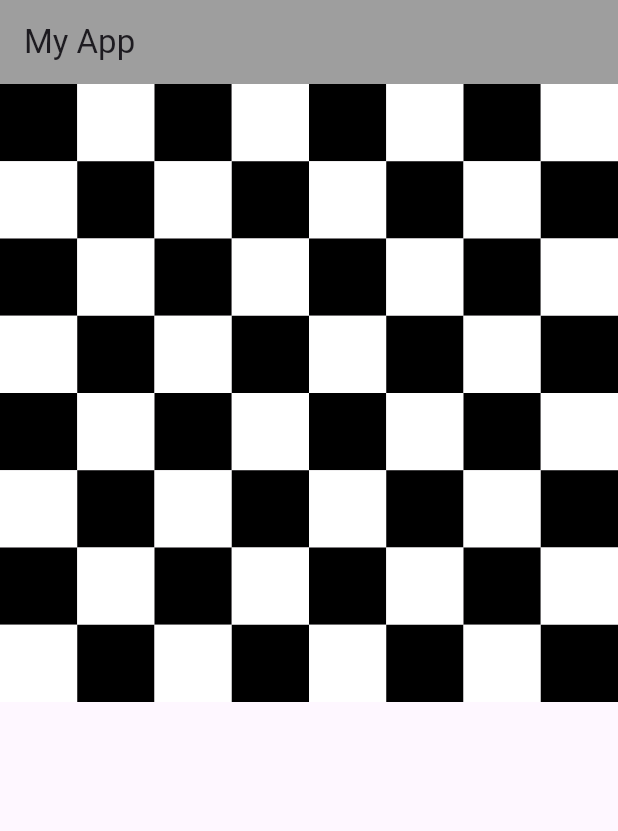
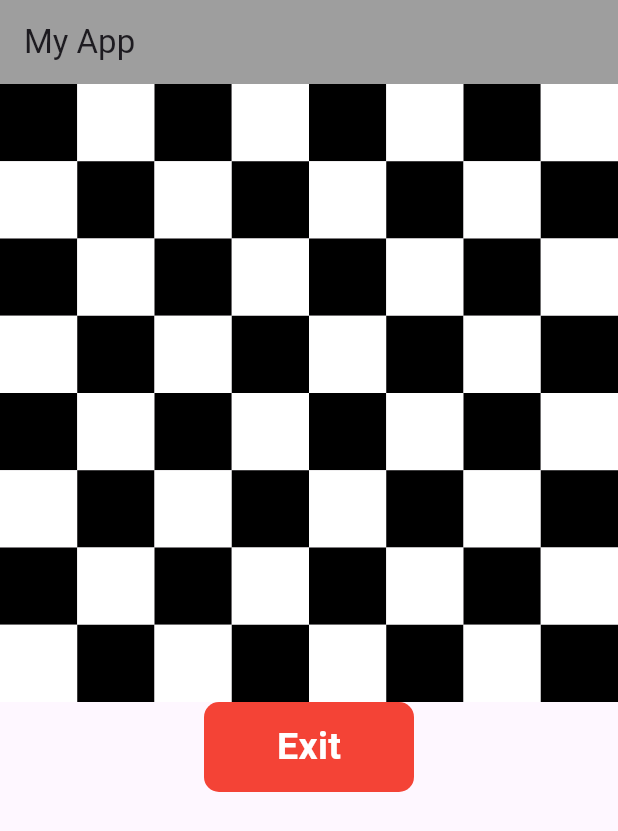
Before and after one commit to Sifat-16/flutter_todo_mvvm, a Flutter app: the screen it shows after launch, on a phone screen of 412 x 824 dp. Shown: the top 831 px of the screen. Run offline on Flutter 3.47's test engine with Material 3 defaults, Android fonts, the phone set to English and light mode, and no system bars.

Commit message:
2.1.1 add exit button

```diff
--- a/lib/home_page.dart
+++ b/lib/home_page.dart
@@ -29,7 +29,19 @@ class _State extends State<HomePage> {
                         : ((j & 1 == 0) ? Colors.black : Colors.white),
                   )
               ],
-            )
+            ),
+
+          GestureDetector(
+            child: Container(
+              height: 60,
+              width: 140,
+              decoration: BoxDecoration(
+                color: Colors.red,
+                borderRadius: BorderRadius.circular(10),
+              ),
+              child: Center(child: Text("Exit", style: TextStyle(fontSize: 25, color: Colors.white, fontWeight: FontWeight.bold))),
+            ),
+          ),
         ],
       ),
     );
--- a/lib/main.dart
+++ b/lib/main.dart
@@ -14,8 +14,6 @@ class MyApp extends StatelessWidget {
   Widget build(BuildContext context) {
     return MaterialApp(
       debugShowCheckedModeBanner: false,
-
-
       home: HomePage(),
     );
   }
```
